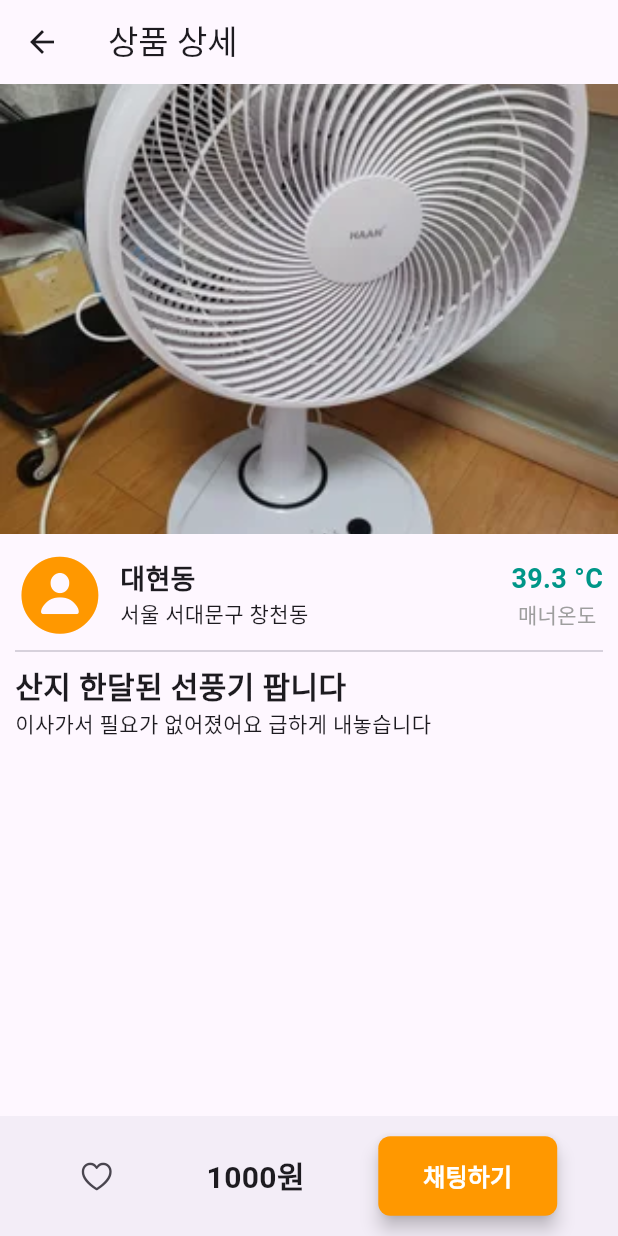
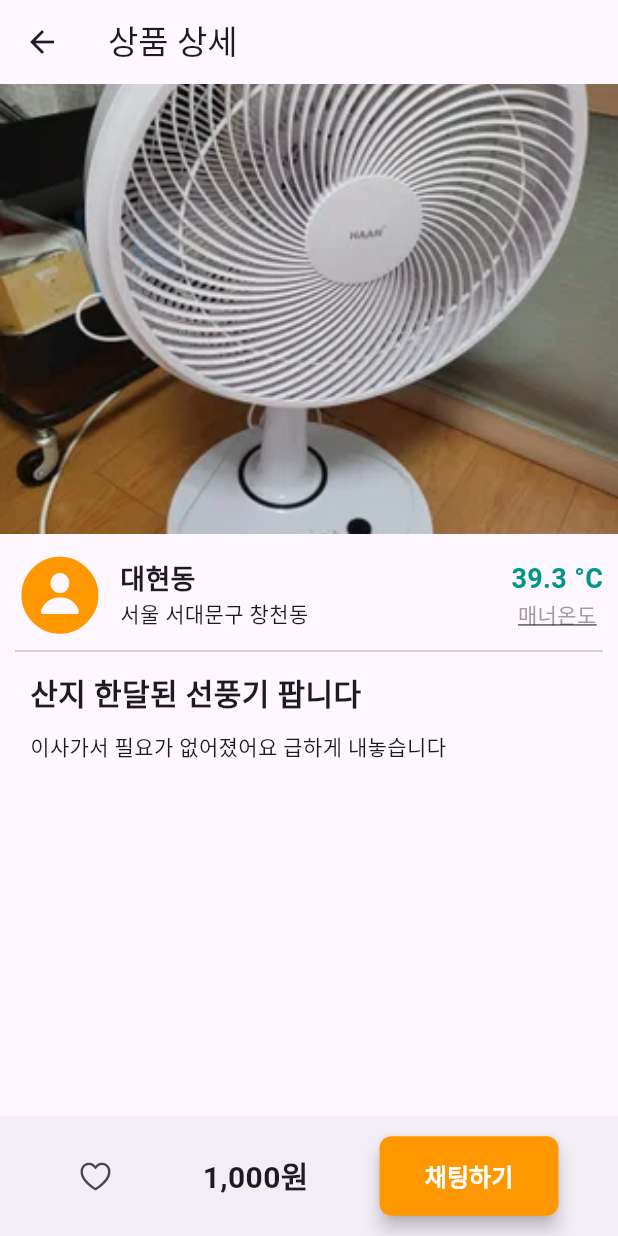
Before and after one commit to suhyunChoo/apple_market, a Flutter app: the screen it shows after launch, after a tap on "산지 한달된 선풍기 팝니다", on a phone screen of 412 x 824 dp. Run offline on Flutter 3.47's test engine with Material 3 defaults, Android fonts, the phone set to English and light mode, and no system bars; our stand-ins replace csv.

Commit message:
feat: ui 개선 및 detailPage 개행문자 적용되도록 수정

```diff
--- a/lib/detail_page.dart
+++ b/lib/detail_page.dart
@@ -5,13 +5,17 @@ class DetailPage extends StatelessWidget {
   final List csvRow;
   const DetailPage({super.key, required this.csvRow});
 
+//상수처리하기!
+
   @override
   Widget build(BuildContext context) {
     return Scaffold(
       appBar: AppBar(
         title: Text('상품 상세'),
       ),
-      body: Expanded(
+      body: Column(
+        children: [
+          Expanded(
               child: ListView(
             children: [
               Column(
@@ -44,7 +48,8 @@ class DetailPage extends StatelessWidget {
                                 Text(
                                   csvRow[4],
                                   style: TextStyle(
-                                  fontSize: 18, fontWeight: FontWeight.bold),
+                                      fontSize: 18,
+                                      fontWeight: FontWeight.bold),
                                 ),
                                 Text(csvRow[6]),
                               ],
@@ -64,6 +69,7 @@ class DetailPage extends StatelessWidget {
                                   '매너온도',
                                   style: TextStyle(
                                     color: Colors.grey,
+                                    decoration: TextDecoration.underline,
                                   ),
                                 ),
                               ],
@@ -71,14 +77,24 @@ class DetailPage extends StatelessWidget {
                           ],
                         ),
                         Divider(),
-                    Text(
+                        Padding(
+                          padding: const EdgeInsets.symmetric(vertical: 5, horizontal: 10),
+                          child: Text(
                             csvRow[2],
                             style: TextStyle(
                               fontSize: 20,
                               fontWeight: FontWeight.bold,
                             ),
                           ),
-                    Text(csvRow[3]),
+                        ),
+                        Padding(
+                          padding: const EdgeInsets.symmetric(vertical: 5, horizontal: 10),
+                          child: Text(
+                            csvRow[3],
+                            softWrap: true, // 자동 줄바꿈 활성화
+                            overflow: TextOverflow.visible,
+                          ),
+                        ),
                       ],
                     ),
                   )
@@ -86,6 +102,8 @@ class DetailPage extends StatelessWidget {
               ),
             ],
           )),
+        ],
+      ),
       bottomNavigationBar: BottomAppBar(
         child: Row(
           mainAxisAlignment: MainAxisAlignment.spaceAround,
@@ -93,11 +111,11 @@ class DetailPage extends StatelessWidget {
             IconButton(
               icon: Icon(CupertinoIcons.heart),
               onPressed: () {
-                // 홈 버튼 클릭 시 동작
+                //버튼 클릭 시 동작
               },
             ),
             Text(
-              '${csvRow[5].toString()}원',
+              csvRow[5],
               style: TextStyle(
                 fontSize: 20,
                 fontWeight: FontWeight.bold,
@@ -106,22 +124,19 @@ class DetailPage extends StatelessWidget {
             ElevatedButton(
                 style: ElevatedButton.styleFrom(
                   backgroundColor: Colors.orange,
-                  padding: EdgeInsets.symmetric(
-                      vertical: 15, horizontal: 30), // 버튼 패딩
+                  padding: EdgeInsets.symmetric(vertical: 15, horizontal: 30),
                   shape: RoundedRectangleBorder(
-                    borderRadius: BorderRadius.circular(8), // 버튼 모서리 둥글기
+                    borderRadius: BorderRadius.circular(8),
                   ),
-                  elevation: 5, // 그림자 효과
+                  elevation: 5,
                 ),
                 onPressed: () {},
-                child: Container(
                 child: Text(
                   '채팅하기',
                   style: TextStyle(
                       color: Colors.white,
                       fontWeight: FontWeight.bold,
                       fontSize: 16),
-                  ),
                 ))
           ],
         ),
--- a/lib/home_page.dart
+++ b/lib/home_page.dart
@@ -28,6 +28,18 @@ class _HomePageState extends State<HomePage> {
       List<List<dynamic>> listData =
           const CsvToListConverter().convert(rawData);
 
+      //리스트에서 금액을 나타내는 부분을 #,### 형식으로 포매팅
+      //개행문자 인식시키고, 불필요한 '+', '"' 삭제
+      for (var row in listData) {
+        if (row[5].runtimeType == int) {
+          row[3] = row[3].replaceAll('"', '');
+          row[3] = row[3].replaceAll('+', '');
+          row[3] = row[3].replaceAll('\\n', '\n');
+          row[5] = '${numberFormat.format(row[5]).toString()}원';
+          print(row[3]);
+        }
+      }
+
       setState(() {
         csvData = listData.sublist(2);
       });
@@ -40,7 +52,7 @@ class _HomePageState extends State<HomePage> {
   Widget build(BuildContext context) {
     return Scaffold(
         appBar: AppBar(
-          title: Text('르탄동'),
+          title: Align(alignment: Alignment.centerLeft, child: Text('르탄동')),
           actions: [
             IconButton(
               icon: Icon(CupertinoIcons.bell),
@@ -65,8 +77,12 @@ class _HomePageState extends State<HomePage> {
                     const EdgeInsets.symmetric(vertical: 10, horizontal: 20),
                 child: GestureDetector(
                   onTap: () {
-                    Navigator.push(context,
-                      MaterialPageRoute(builder: (context) => DetailPage(csvRow: csvRow,)));
+                    Navigator.push(
+                        context,
+                        MaterialPageRoute(
+                            builder: (context) => DetailPage(
+                                  csvRow: csvRow,
+                                )));
                   },
                   child: Container(
                     height: 140,
@@ -75,15 +91,14 @@ class _HomePageState extends State<HomePage> {
                         borderRadius: BorderRadius.circular(8)),
                     child: Row(
                       children: [
-                        Container(
-                          width: 100,
-                          height: double.infinity,
-                          decoration: BoxDecoration(
-                            borderRadius: BorderRadius.circular(8),
-                            image: DecorationImage(
-                              image: AssetImage('assets/images/${csvRow[1]}.png'),
-                              fit: BoxFit.cover,
-                            ),
+                        ClipRRect(
+                          borderRadius:
+                              BorderRadius.circular(16), // ✅ 모서리를 둥글게 설정
+                          child: Image.asset(
+                            width: 100,
+                            height: double.infinity,
+                            'assets/images/${csvRow[1]}.png',
+                            fit: BoxFit.cover,
                           ),
                         ),
                         Expanded(
@@ -94,8 +109,12 @@ class _HomePageState extends State<HomePage> {
                               children: [
                                 Text(
                                   csvRow[2],
+                                  maxLines: 2,
+                                  overflow: TextOverflow.ellipsis,
                                   style: TextStyle(
-                                      fontSize: 16, fontWeight: FontWeight.bold),
+                                    fontSize: 16,
+                                    fontWeight: FontWeight.bold,
+                                  ),
                                 ),
                                 Text(
                                   csvRow[6],
@@ -105,9 +124,10 @@ class _HomePageState extends State<HomePage> {
                                       fontWeight: FontWeight.bold),
                                 ),
                                 Text(
-                                  '${numberFormat.format(csvRow[5]).toString()}원',
+                                  csvRow[5],
                                   style: TextStyle(
-                                      fontSize: 16, fontWeight: FontWeight.bold),
+                                      fontSize: 16,
+                                      fontWeight: FontWeight.bold),
                                 ),
                                 Spacer(),
                                 Row(
```
Lines whose indentation alone changed are shown as unchanged.
